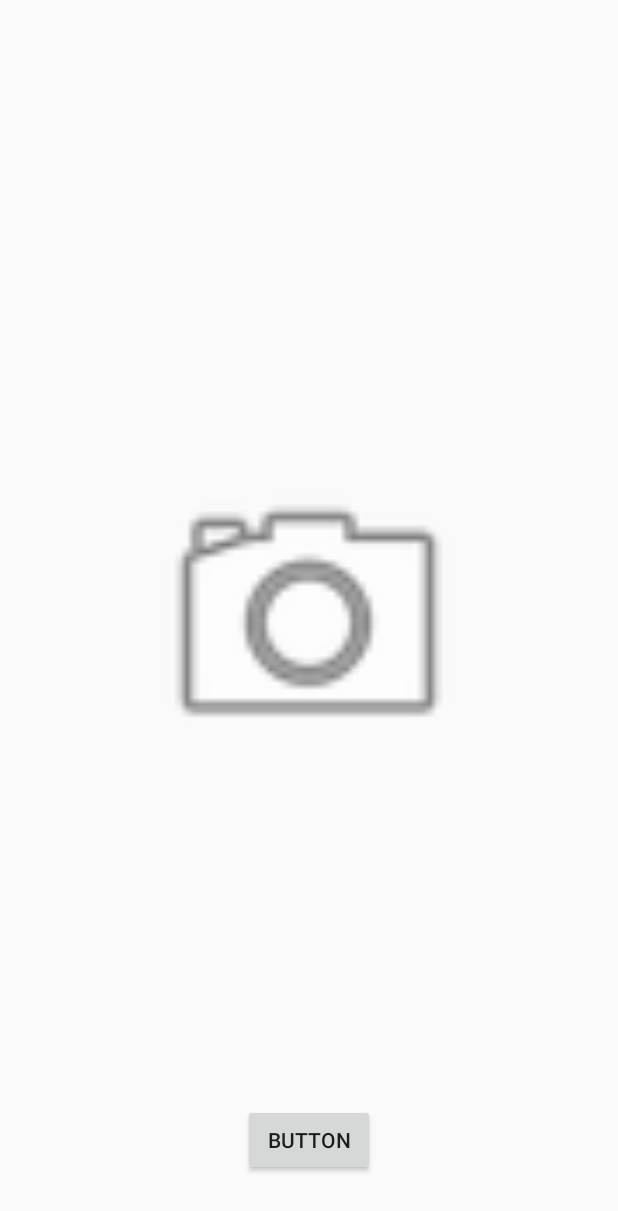
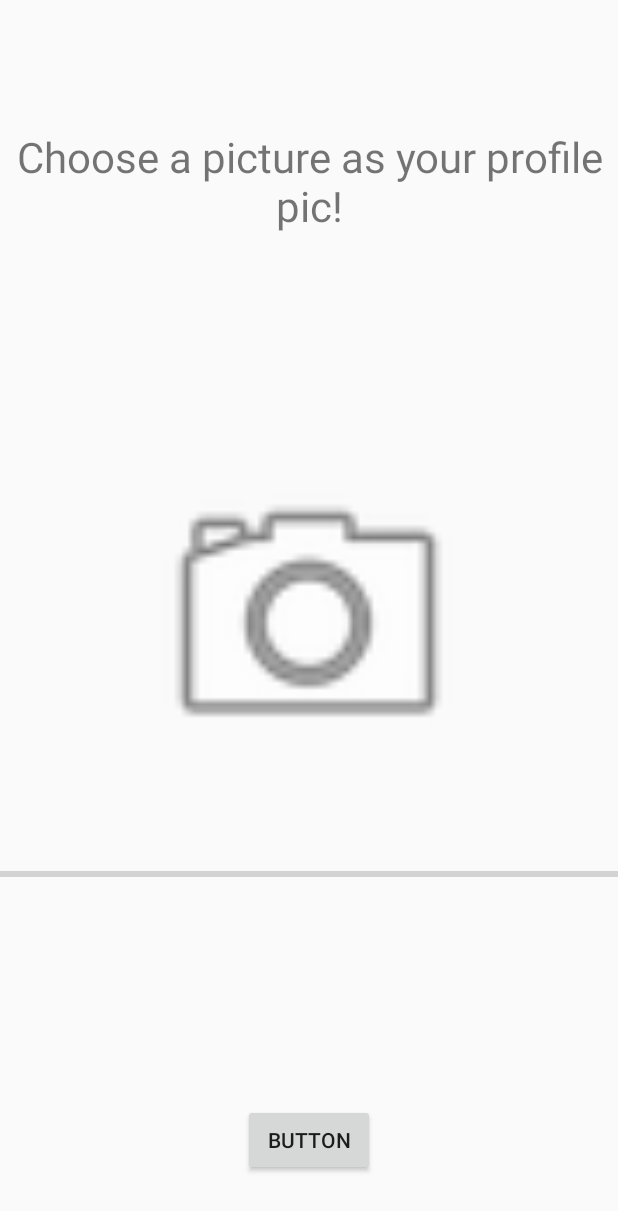
Before and after one commit to dwalee/FrontierApp, an Android app: the register_pic2 screen opened directly, with no data from a screen before it, on a phone screen of 412 x 824 dp. Shown: the top 1211 px of the screen. Run offline under Robolectric (Android 15) with nearby library versions, the phone set to English and light mode, and no system bars; our stand-ins replace Firebase (no records; nobody signed in at launch, a user with empty details on screens opened directly); Roboto replaces fonts that are not available here.

Commit message:
No errors but wont upload images

```diff
--- a/app/src/main/java/com/frontierapp/frontierapp/register_pic2.java
+++ b/app/src/main/java/com/frontierapp/frontierapp/register_pic2.java
@@ -3,50 +3,68 @@ package com.frontierapp.frontierapp;
 import android.Manifest;
 import android.app.AlertDialog;
 import android.app.ProgressDialog;
+import android.content.ContentResolver;
 import android.content.Intent;
 import android.content.pm.PackageManager;
 import android.graphics.Bitmap;
 import android.net.Uri;
 import android.os.Build;
+import android.os.Handler;
 import android.provider.MediaStore;
 import android.support.annotation.NonNull;
 import android.support.annotation.RequiresApi;
 import android.support.v7.app.AppCompatActivity;
 import android.os.Bundle;
 import android.view.View;
+import android.webkit.MimeTypeMap;
 import android.widget.Button;
 import android.widget.ImageView;
+import android.widget.ProgressBar;
+import android.widget.Toast;
 
+import com.google.android.gms.tasks.OnFailureListener;
+import com.google.android.gms.tasks.OnSuccessListener;
 import com.google.firebase.auth.FirebaseAuth;
 import com.google.firebase.auth.FirebaseUser;
+import com.google.firebase.database.DatabaseReference;
 import com.google.firebase.database.FirebaseDatabase;
 import com.google.firebase.firestore.FirebaseFirestore;
 import com.google.firebase.storage.FirebaseStorage;
+import com.google.firebase.storage.OnProgressListener;
 import com.google.firebase.storage.StorageReference;
+import com.google.firebase.storage.UploadTask;
 
 import java.io.File;
 import java.io.IOException;
 import java.util.ArrayList;
+import java.util.HashMap;
+import java.util.Map;
 
 public class register_pic2 extends AppCompatActivity {
     Button done;
+    private ImageView camera;
     private ArrayList<String> pathArray;
     private int array_Position;
     private StorageReference storageReference;
     private FirebaseAuth mAuth;
     private ProgressDialog processDialog;
+    private DatabaseReference databaseReference;
+    private Uri selectedImage;
+    private ProgressBar progressBar;
+    private DatabaseReference databaseUser;
+    private FirebaseUser user;
+    private FirebaseFirestore firebaseFireStore = FirebaseFirestore.getInstance();
+    private String userID;
+    private Upload imageurl;
+    private ImageView imageView;
 
-    // Get the default bucket from a custom FirebaseApp
-    FirebaseStorage storage = FirebaseStorage.getInstance("UserImages");
-    // Create a storage reference from our app
-    StorageReference storageRef = storage.getReference();
 
 
     public void getPhoto(){
+                Intent getProfilePic = new Intent(Intent.ACTION_PICK, MediaStore.Images.Media.EXTERNAL_CONTENT_URI);
+                startActivityForResult(getProfilePic, 1);
+    }
 
-        Intent getProfilePic = new Intent(Intent.ACTION_PICK, MediaStore.Images.Media.EXTERNAL_CONTENT_URI);
-        startActivityForResult(getProfilePic, 1);
-    }
 
     @Override
     public void onRequestPermissionsResult(int requestCode, @NonNull String[] permissions, @NonNull int[] grantResults) {
@@ -61,6 +79,9 @@ public class register_pic2 extends AppCompatActivity {
         }
     }
 
+
+
+
     @Override
     protected void onCreate(Bundle savedInstanceState) {
         super.onCreate(savedInstanceState);
@@ -70,8 +91,10 @@ public class register_pic2 extends AppCompatActivity {
         pathArray = new ArrayList<>();
         processDialog = new ProgressDialog(register_pic2.this);
         mAuth = FirebaseAuth.getInstance();
-        storageReference = FirebaseStorage.getInstance().getReference();
-
+        user = mAuth.getCurrentUser();
+        userID = user.getUid();
+        databaseUser = FirebaseDatabase.getInstance().getReference("UserInformation");
+        storageReference = FirebaseStorage.getInstance().getReference("UserImages").child("Users");
 
         if (checkSelfPermission(Manifest.permission.READ_EXTERNAL_STORAGE) != PackageManager.PERMISSION_GRANTED) {
 
@@ -80,19 +103,19 @@ public class register_pic2 extends AppCompatActivity {
             getPhoto();
         }
 
+
+        uploadFile();
         done.setOnClickListener(new View.OnClickListener() {
             @Override
             public void onClick(View v) {
                 Intent welcome = new Intent(register_pic2.this, Home.class);
                 startActivity(welcome);
 
-                processDialog.setMessage("Adding Image as profile image");
-                processDialog.show();
-
                 //Get signed in user
                 FirebaseUser user = mAuth.getCurrentUser();
                 String userId = user.getUid();
-                storageReference.child("UserImage/Users" + userId + "jpg");
+                storageReference.child("UserImage/Users");
+
 
             }
         });
@@ -115,12 +138,86 @@ public class register_pic2 extends AppCompatActivity {
                 ImageView imageView = (ImageView) findViewById(R.id.imageView);
 
                 imageView.setImageBitmap(bitmap);
+                Toast.makeText(getApplicationContext(),"Setting Image as profile picture",Toast.LENGTH_SHORT).show();
             } catch (IOException e) {
                 e.printStackTrace();
+
             }
 
         }
+
     }
 
 
+    private String getFileExtension(Uri uri){
+        ContentResolver contentResolver = getContentResolver();
+        MimeTypeMap mime = MimeTypeMap.getSingleton();
+        return  mime.getExtensionFromMimeType(contentResolver.getType(uri));
+    }
+
+    private void uploadFile(){
+        if(selectedImage != null){
+            StorageReference fileReference = storageReference.child("Users/" + System.currentTimeMillis()+ "." + getFileExtension(selectedImage));
+            fileReference.putFile(selectedImage).addOnSuccessListener(new OnSuccessListener<UploadTask.TaskSnapshot>() {
+                @Override
+                public void onSuccess(UploadTask.TaskSnapshot taskSnapshot) {
+                    Handler handler = new Handler();
+                    handler.postDelayed(new Runnable() {
+                        @Override
+                        public void run() {
+                            progressBar.setProgress(0);
+
+                        }
+                    },5000);
+                    Toast.makeText(getApplicationContext(),"Couldn't upload image",Toast.LENGTH_SHORT).show();
+                    Upload upload = new Upload(taskSnapshot.getDownloadUrl().toString());
+                    String uploadId = databaseReference.push().getKey();
+
+                    Upload profilePic = new Upload(imageurl.toString());
+                    Map<String, Object> userImage = new HashMap<>();
+                    userImage.put("userAvatarUrl", profilePic);
+
+                    Map<String, Object> userAvatar = new HashMap<>();
+
+                    firebaseFireStore.collection("UserInformation").document("Users")
+                            .collection("User").document(userID)
+                            .update(userAvatar)
+                            .addOnSuccessListener(new OnSuccessListener<Void>() {
+                                @Override
+                                public void onSuccess(Void aVoid) {
+                                    Toast.makeText(register_pic2.this, "You profile pic has been uploaded."
+                                            , Toast.LENGTH_LONG)
+                                            .show();
+                                }
+                            })
+                            .addOnFailureListener(new OnFailureListener() {
+                                @Override
+                                public void onFailure(@NonNull Exception e) {
+                                    Toast.makeText(register_pic2.this, "Your profile pic failed to upload!"
+                                            , Toast.LENGTH_LONG)
+                                            .show();
+                                }
+                            });
+                }
+            }).addOnFailureListener(new OnFailureListener() {
+                @Override
+                public void onFailure(@NonNull Exception e) {
+                    Toast.makeText(getApplicationContext(),"Couldn't upload image",Toast.LENGTH_SHORT).show();
+                }
+            }).addOnProgressListener(new OnProgressListener<UploadTask.TaskSnapshot>() {
+                @Override
+                public void onProgress(UploadTask.TaskSnapshot taskSnapshot) {
+                    double progress = (100.0 * taskSnapshot.getBytesTransferred() / taskSnapshot.getTotalByteCount());
+                    progressBar.setProgress((int)progress);
+
+                }
+            });
+        }
+        else{
+            Toast.makeText(getApplicationContext(),"No File Selected", Toast.LENGTH_SHORT);
+
+        }
+
+    }
+
 }
--- a/app/src/main/res/layout/activity_register_pic2.xml
+++ b/app/src/main/res/layout/activity_register_pic2.xml
@@ -24,4 +24,23 @@
         android:layout_centerHorizontal="true"
         android:layout_marginBottom="40dp"
         android:text="Button" />
+
+    <TextView
+        android:id="@+id/choose"
+        android:layout_width="wrap_content"
+        android:layout_height="wrap_content"
+        android:layout_alignParentStart="true"
+        android:layout_alignParentTop="true"
+        android:layout_marginTop="85dp"
+        android:text="Choose a picture as your profile pic!"
+        android:textAlignment="center"
+        android:textSize="28sp" />
+
+    <ProgressBar
+        android:id="@+id/progressBar2"
+        style="?android:attr/progressBarStyleHorizontal"
+        android:layout_width="match_parent"
+        android:layout_height="wrap_content"
+        android:layout_alignParentStart="true"
+        android:layout_below="@+id/imageView" />
 </RelativeLayout>
```
Also changed, not shown: app/src/main/java/com/frontierapp/frontierapp/Upload.java (added, +24 -0 lines).
